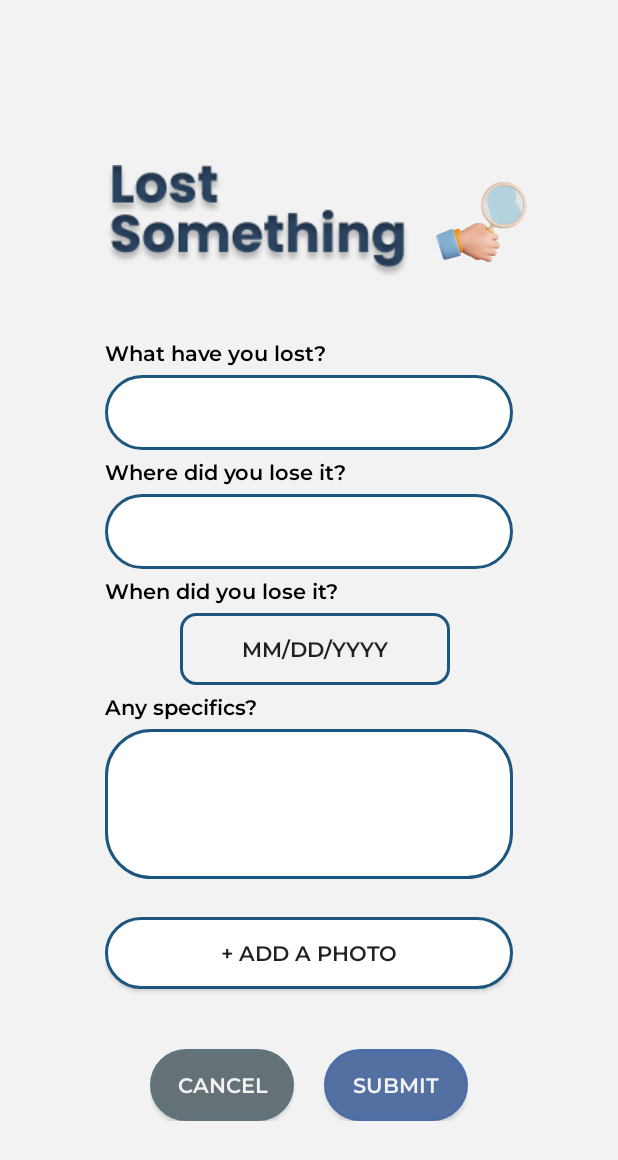
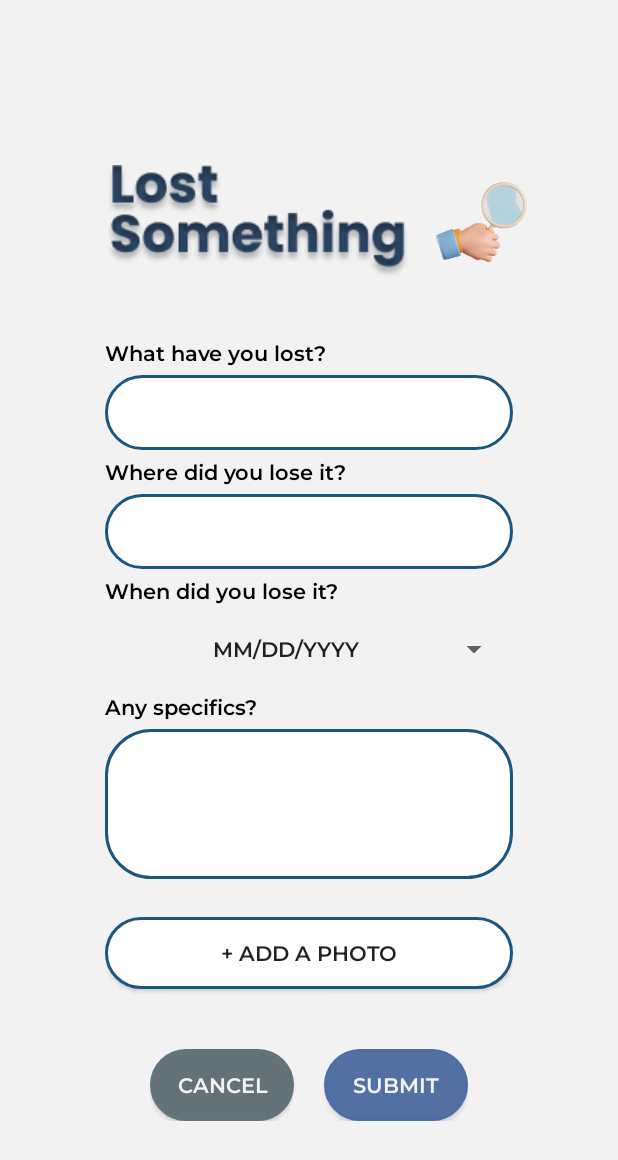
Before and after one commit to nikuharuki/iFOUND, an Android app: the LostItemFormActivity screen opened directly, with no data from a screen before it, on a phone screen of 412 x 824 dp. Shown: the top 1160 px of the screen. Run offline under Robolectric (Android 15) with nearby library versions, the phone set to English and light mode, and no system bars; our stand-ins replace Firebase (no records; nobody signed in at launch, a user with empty details on screens opened directly).

Commit message:
-date picker problem

```diff
--- a/app/src/main/res/drawable/bg_datepicker.xml
+++ b/app/src/main/res/drawable/bg_datepicker.xml
@@ -1,7 +1,6 @@
 <?xml version="1.0" encoding="utf-8"?>
     <shape xmlns:android="http://schemas.android.com/apk/res/android"
-        android:shape="rectangle"
-        android:padding="10dp">
+        android:shape="rectangle">
         <solid android:color="@color/transparent"
             />
         <corners
--- a/app/src/main/res/layout/activity_lost_item_form.xml
+++ b/app/src/main/res/layout/activity_lost_item_form.xml
@@ -96,16 +96,15 @@
 
            <androidx.appcompat.widget.AppCompatButton
                android:id="@+id/btn_date_picker"
-               android:layout_width="180dp"
+               android:layout_width="250dp"
                android:layout_height="wrap_content"
-               android:background="@drawable/bg_datepicker"
                android:text="@string/btn_date_picker"
-               android:layout_marginStart="50dp"
+               android:layout_marginStart="20dp"
                android:layout_marginBottom="5dp"
                android:gravity="center"
                android:fontFamily="@font/semibold"
                android:textAllCaps="true"
-               style="?android:spinnerStyle" />
+               style="?android:spinnerStyle"/>
 
             <TextView
                 android:layout_width="match_parent"
```
